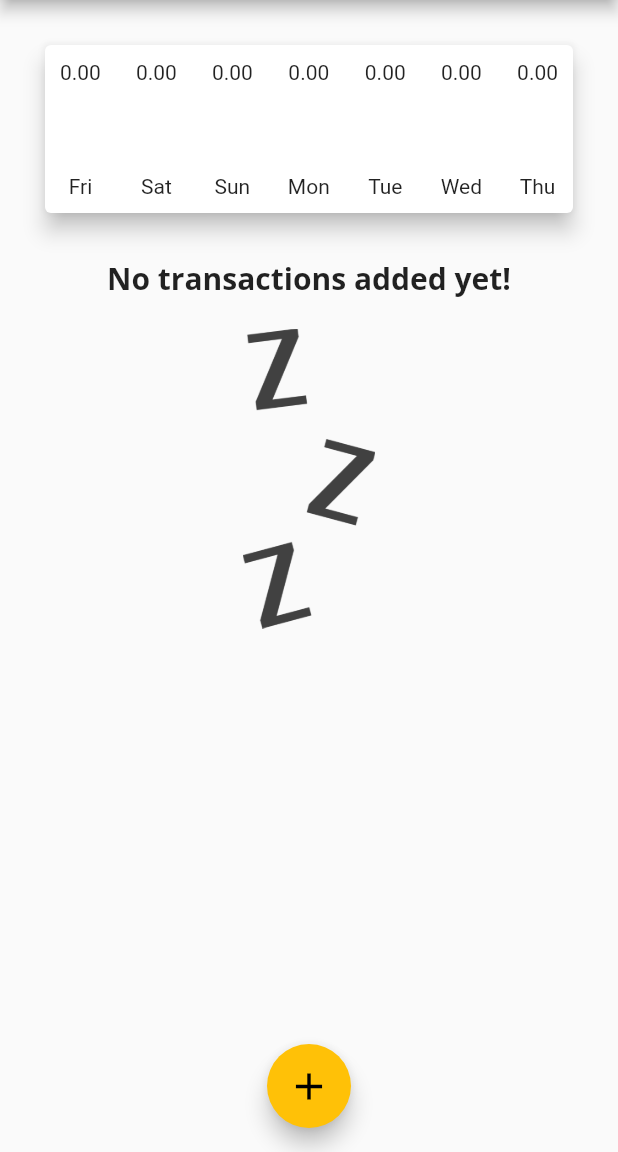
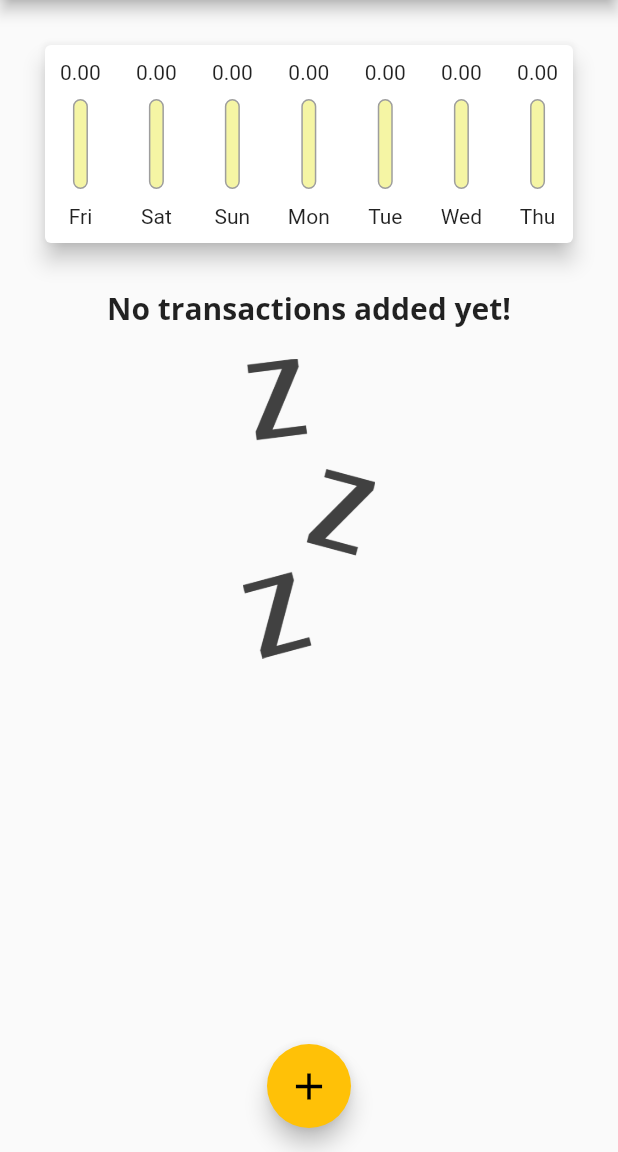
Before and after one commit to yahya-iyaseh/expense_planner, a Flutter app: the screen it shows after launch, on a phone screen of 412 x 824 dp, the part 84-1236 px from its top. Run offline on Flutter 3.47's test engine with Material 2 defaults, Android fonts, the phone set to English and light mode, and no system bars.

Commit message:
work on chart 2

```diff
--- a/lib/main.dart
+++ b/lib/main.dart
@@ -117,7 +117,6 @@ class _MyHomePageState extends State<MyHomePage> {
                 width: double.infinity,
                 margin: EdgeInsets.all(10),
                 child: Chart(_recentTransaction),
-
               ),
               _userTransActions.isEmpty
                   ? Column(
--- a/lib/widgets/chart.dart
+++ b/lib/widgets/chart.dart
@@ -1,5 +1,7 @@
 import 'package:flutter/material.dart';
 import 'package:intl/intl.dart';
+
+import '../widgets/chart_bar.dart';
 import '../models/transaction.dart';
 
 class Chart extends StatelessWidget {
@@ -37,22 +39,7 @@ class Chart extends StatelessWidget {
           mainAxisAlignment: MainAxisAlignment.spaceBetween,
           children: [
             ...groupedTrnasactionValues.map((e) {
-              return Column(
-                children: [
-                  Text(
-                    (e['amount'] as double).toStringAsFixed(2),
-                  ),
-                  Container(
-                    height: 50,
-                  ),
-                  Container(
-                    height: 10,
-                  ),
-                  Text(
-                    e['day'] as String,
-                  ),
-                ],
-              );
+              return ChartBar(e['day'] as String, e['amount'] as double, 0.0);
             })
           ],
         ),
--- a/lib/widgets/chart_bar.dart
+++ b/lib/widgets/chart_bar.dart
@@ -1,10 +1,47 @@
 import 'package:flutter/material.dart';
 
 class ChartBar extends StatelessWidget {
-  const ChartBar({Key? key}) : super(key: key);
+  final String label;
+  final double totalSpendAmount;
+  final double totalPercentage;
+  ChartBar(this.label, this.totalSpendAmount, this.totalPercentage);
 
   @override
   Widget build(BuildContext context) {
-    return Container();
+    return Column(
+      children: [
+        Text(
+          (totalSpendAmount as double).toStringAsFixed(2),
+        ),
+        SizedBox(
+          height: 10,
+        ),
+        Container(
+          height: 60,
+          width: 10,
+          child: Stack(
+            children: [
+              Container(
+                decoration: BoxDecoration(
+                  color: Color.fromARGB(220, 243, 243, 150),
+                  border: Border.all(
+                    color: Colors.grey,
+                    width: 1,
+                  ),
+                  borderRadius: BorderRadius.circular(10),
+                ),
+              ),
+              Container(),
+            ],
+          ),
+        ),
+        SizedBox(
+          height: 10,
+        ),
+        Text(
+          label as String,
+        ),
+      ],
+    );
   }
 }
```
